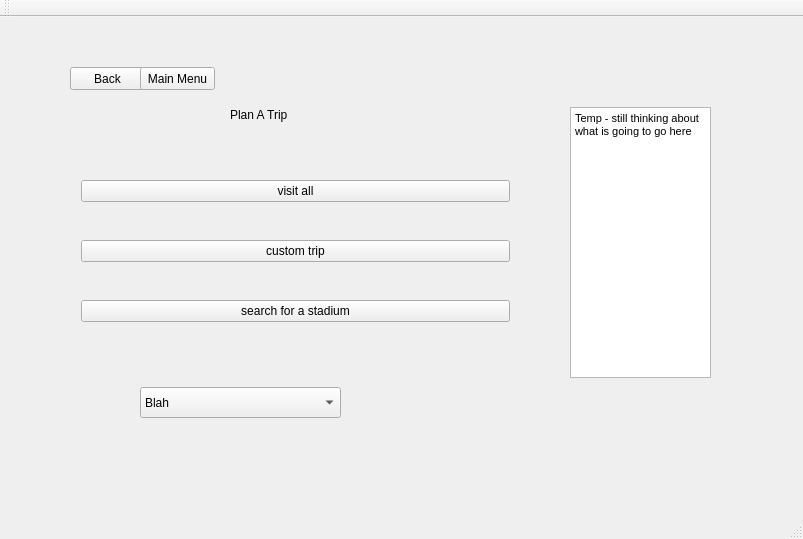
This is cs1dproject/mainwindow.ui in AustinVaday/CS1D-Class-Project-2 as Qt 5 draws it before an edit. The edited form follows.
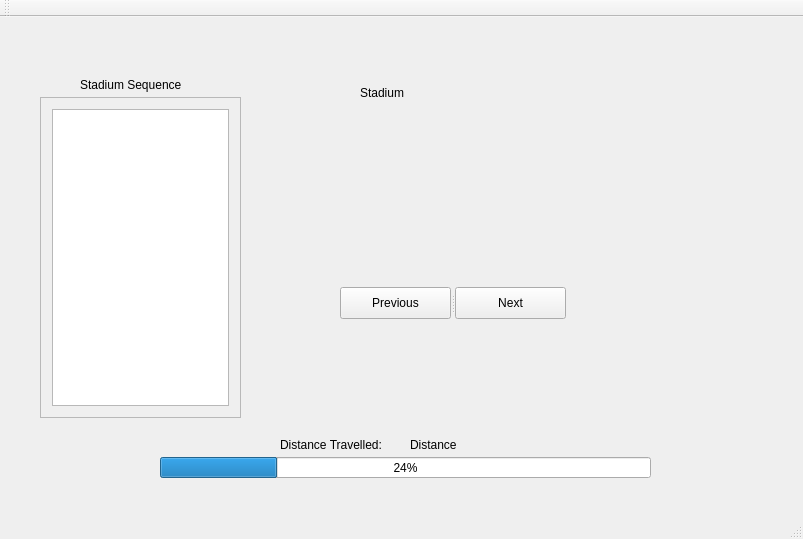
This is the edited form. The open tabs and pages were chosen to show the change.

Commit message: added quick trip layout

What changed in the file:
```diff
--- a/cs1dproject/mainwindow.ui
+++ b/cs1dproject/mainwindow.ui
@@ -148,14 +148,14 @@
        <item>
         <widget class="QPushButton" name="button_VisitAll0">
          <property name="text">
-          <string>visit all</string>
+          <string>Quick Trip</string>
          </property>
         </widget>
        </item>
        <item>
         <widget class="QPushButton" name="button_customTrip0">
          <property name="text">
-          <string>custom trip</string>
+          <string>Custom Trip</string>
          </property>
         </widget>
        </item>
@@ -241,36 +241,123 @@
        <string>Plan A Trip</string>
       </property>
      </widget>
-     <widget class="QWidget" name="layoutWidget">
+    </widget>
+    <widget class="QWidget" name="page_quickTrip">
+     <widget class="QScrollArea" name="scrollArea">
       <property name="geometry">
        <rect>
-        <x>31</x>
-        <y>371</y>
-        <width>158</width>
-        <height>25</height>
-       </rect>
-      </property>
-      <layout class="QHBoxLayout" name="horizontalLayout_2"/>
-     </widget>
-     <widget class="QComboBox" name="comboBox">
-      <property name="geometry">
-       <rect>
-        <x>100</x>
-        <y>330</y>
+        <x>0</x>
+        <y>40</y>
         <width>201</width>
-        <height>31</height>
+        <height>321</height>
        </rect>
       </property>
-      <item>
+      <property name="widgetResizable">
+       <bool>true</bool>
+      </property>
+      <widget class="QWidget" name="scrollAreaWidgetContents">
+       <property name="geometry">
+        <rect>
+         <x>0</x>
+         <y>0</y>
+         <width>199</width>
+         <height>319</height>
+        </rect>
+       </property>
+       <layout class="QGridLayout" name="gridLayout">
+        <item row="0" column="0">
+         <widget class="QListView" name="listView_quickTripStadiums"/>
+        </item>
+       </layout>
+      </widget>
+     </widget>
+     <widget class="QProgressBar" name="progressBar_quickTrip">
+      <property name="geometry">
+       <rect>
+        <x>120</x>
+        <y>400</y>
+        <width>491</width>
+        <height>21</height>
+       </rect>
+      </property>
+      <property name="value">
+       <number>24</number>
+      </property>
+     </widget>
+     <widget class="QLabel" name="label_fixed">
+      <property name="geometry">
+       <rect>
+        <x>40</x>
+        <y>20</y>
+        <width>191</width>
+        <height>16</height>
+       </rect>
+      </property>
+      <property name="text">
+       <string>Stadium Sequence</string>
+      </property>
+     </widget>
+     <widget class="QLabel" name="label_stadiumName">
+      <property name="geometry">
+       <rect>
+        <x>320</x>
+        <y>10</y>
+        <width>281</width>
+        <height>51</height>
+       </rect>
+      </property>
+      <property name="text">
+       <string>Stadium</string>
+      </property>
+     </widget>
+     <widget class="QLabel" name="label_fixed_2">
+      <property name="geometry">
+       <rect>
+        <x>240</x>
+        <y>380</y>
+        <width>131</width>
+        <height>16</height>
+       </rect>
+      </property>
+      <property name="text">
+       <string>Distance Travelled: </string>
+      </property>
+     </widget>
+     <widget class="QLabel" name="label_quickTripDistanceTravelled">
+      <property name="geometry">
+       <rect>
+        <x>370</x>
+        <y>380</y>
+        <width>61</width>
+        <height>16</height>
+       </rect>
+      </property>
+      <property name="text">
+       <string>Distance</string>
+      </property>
+     </widget>
+     <widget class="QSplitter" name="splitter">
+      <property name="geometry">
+       <rect>
+        <x>300</x>
+        <y>230</y>
+        <width>226</width>
+        <height>32</height>
+       </rect>
+      </property>
+      <property name="orientation">
+       <enum>Qt::Horizontal</enum>
+      </property>
+      <widget class="QPushButton" name="pushButton_quickTripPrevious">
        <property name="text">
-        <string>Blah</string>
+        <string>Previous</string>
        </property>
-      </item>
-      <item>
+      </widget>
+      <widget class="QPushButton" name="pushButton_quickTripNext">
        <property name="text">
-        <string>Blah2</string>
+        <string>Next</string>
        </property>
-      </item>
+      </widget>
      </widget>
     </widget>
     <widget class="QWidget" name="page_planATrip1">
```
Left out of the diff: 6 changed lines with no effect on the pictures. The commit also changes 2 other files.
